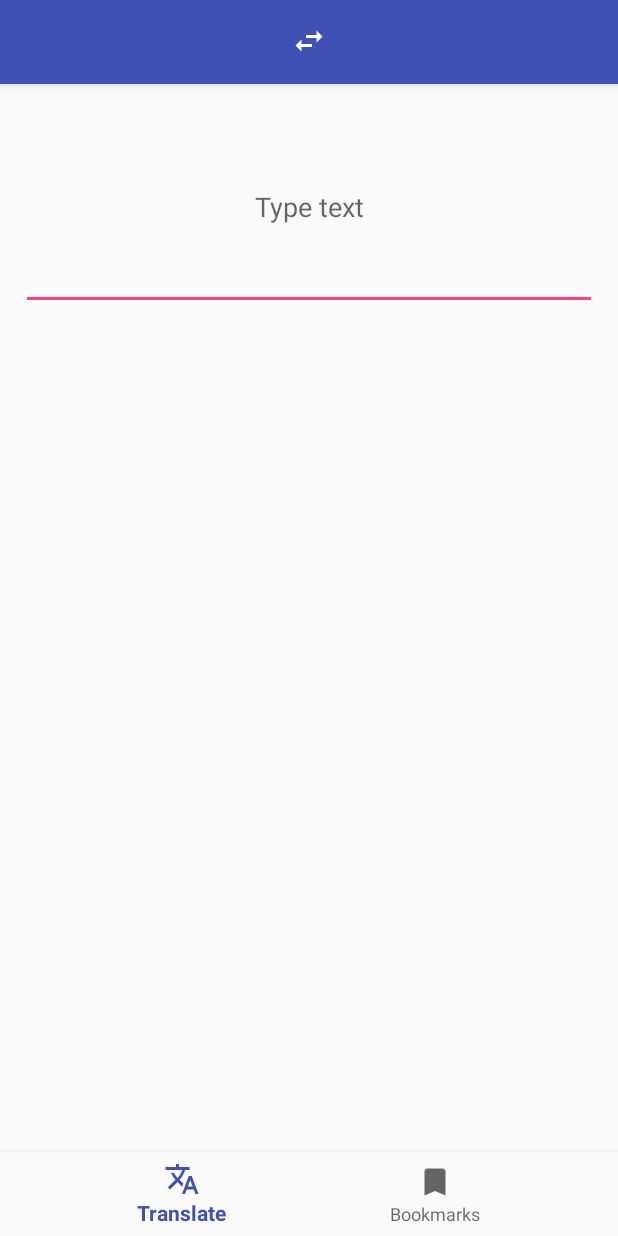
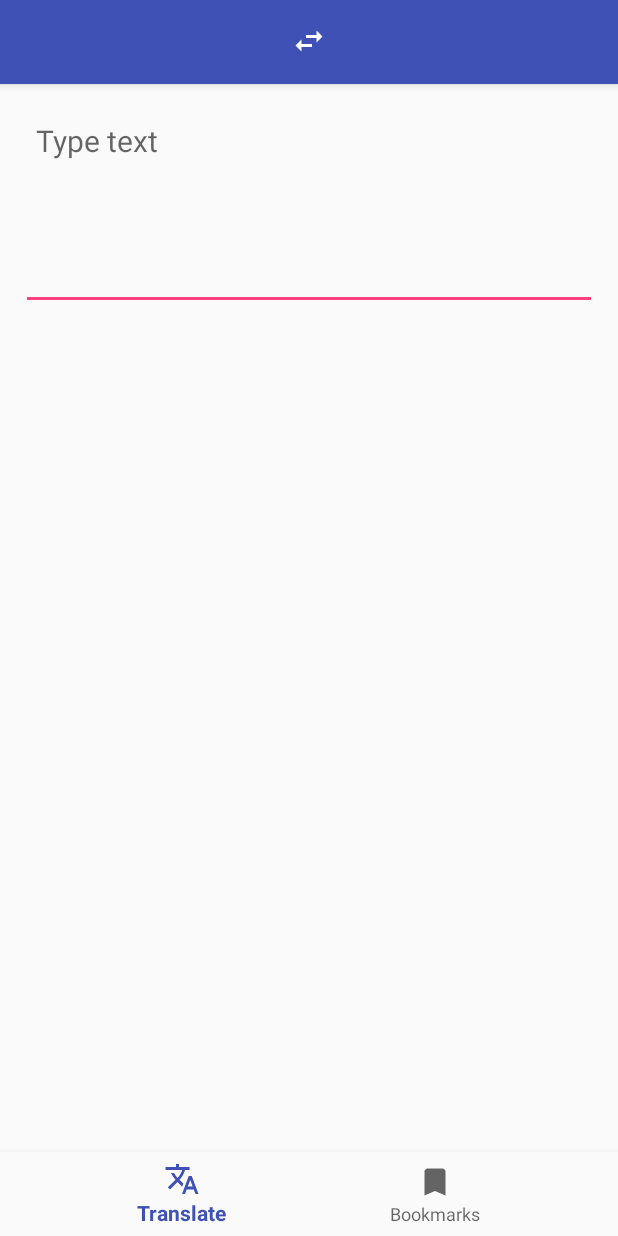
Before and after one commit to aminbenarieb/YandextTask, an Android app: the screen it shows after launch (MainActivity), on a phone screen of 412 x 824 dp. Run offline under Robolectric (Android 15) with nearby library versions, the phone set to English and light mode, and no system bars.

Commit message:
Tuned font, padding and text align for edit text.

```diff
--- a/app/src/main/res/layout/translate_view.xml
+++ b/app/src/main/res/layout/translate_view.xml
@@ -13,8 +13,10 @@
         android:layout_width="match_parent"
         android:layout_height="0dp"
         android:layout_weight="2"
+        android:padding="10dp"
         android:textColor="@android:color/black"
-        android:gravity="center"
+        android:textSize="20sp"
+        android:gravity="left"
         tools:text="Hello"
         android:hint="@string/translate_language_hint"
         />
```
